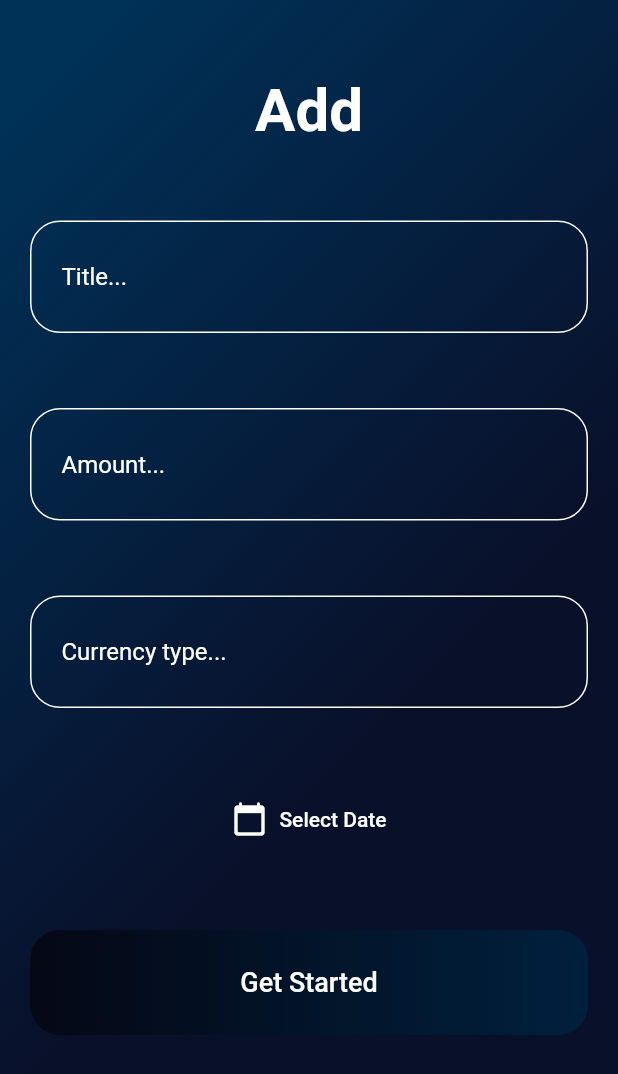
After one commit to adhnanshereef/Outlay, a Flutter app: the Add screen opened directly, on a phone screen of 412 x 824 dp. The commit adds this screen. Shown: the top 1074 px of the screen. Run offline on Flutter 3.47's test engine with Material 2 defaults, Android fonts, the phone set to English and light mode, and no system bars; our stand-ins replace hive_flutter, shared_preferences; accounts and stored records are empty.

Commit message:
Add Page UI is Done

```diff
--- a/lib/db/basic_information/basic_information_db.dart
+++ b/lib/db/basic_information/basic_information_db.dart
@@ -42,8 +42,7 @@ class BasicInformationDB implements BasicInformationDBFunctions {
     if (_user != null) {
       userName = _sharedPreference.getString(username)!;
     }
-    print(
-        ' hi hello ${_sharedPreference.getString(username)} im boom ba $_name');
+
     return _name;
   }
 
@@ -57,12 +56,5 @@ class BasicInformationDB implements BasicInformationDBFunctions {
     final _obj = BasicInformationModel(id: _id, name: newName);
     _db.clear();
     getStared(_obj);
-    // await _sharedPreference.setString(username, newName);
-    // final _user = _sharedPreference.getBool(user);
-    // if (_user != null) {
-    //   userName = newName;
-    // }
-    print(
-        ' hi hello ${_sharedPreference.getString(username)} $newName $username $userName $_id');
   }
 }
--- a/lib/screens/home/home.dart
+++ b/lib/screens/home/home.dart
@@ -1,8 +1,9 @@
 import 'package:flutter/material.dart';
 import 'package:outlay/db/basic_information/basic_information_db.dart';
-import 'package:outlay/screens/home/daily.dart';
-import 'package:outlay/screens/home/monthly.dart';
-import 'package:outlay/screens/home/settings.dart';
+import 'package:outlay/screens/home/pages/views/add.dart';
+import 'package:outlay/screens/home/pages/views/daily.dart';
+import 'package:outlay/screens/home/pages/views/monthly.dart';
+import 'package:outlay/screens/home/pages/settings/settings.dart';
 
 late String userName;
 
@@ -108,7 +109,10 @@ class _HomeState extends State<Home> {
         ),
         floatingActionButton: _currentSelectedIndex != 2
             ? FloatingActionButton(
-                onPressed: () {},
+                onPressed: () {
+                  Navigator.of(context)
+                      .push(MaterialPageRoute(builder: (ctx) => const Add()));
+                },
                 child: const Icon(Icons.add),
                 backgroundColor: const Color(0xFF003157),
               )
--- /dev/null
+++ b/lib/screens/home/pages/views/add.dart
@@ -0,0 +1,203 @@
+import 'package:flutter/material.dart';
+
+class Add extends StatelessWidget {
+  const Add({Key? key}) : super(key: key);
+
+  @override
+  Widget build(BuildContext context) {
+    return Container(
+      decoration: const BoxDecoration(
+        gradient: LinearGradient(
+          stops: [
+            0.10,
+            0.90,
+          ],
+          begin: Alignment.topLeft,
+          end: Alignment.centerRight,
+          colors: [
+            Color(0xFF003157),
+            Color(0xFF09102a),
+          ],
+        ),
+      ),
+      child: Scaffold(
+        backgroundColor: Colors.transparent,
+        body: SafeArea(
+            child: Padding(
+          padding: const EdgeInsets.symmetric(
+            horizontal: 20,
+          ),
+          child: ListView(
+            children: [
+              const SizedBox(
+                height: 50,
+              ),
+              const Center(
+                child: Text(
+                  'Add',
+                  style: TextStyle(
+                    color: Colors.white,
+                    fontSize: 40,
+                    fontWeight: FontWeight.bold,
+                  ),
+                ),
+              ),
+              const SizedBox(
+                height: 50,
+              ),
+              Container(
+                padding: const EdgeInsets.symmetric(horizontal: 20),
+                height: 75,
+                decoration: BoxDecoration(
+                  border: Border.all(
+                    color: Colors.white,
+                  ),
+                  borderRadius: const BorderRadius.all(Radius.circular(20)),
+                ),
+                child: Center(
+                  child: TextFormField(
+                    // controller: _nameController,
+                    style: const TextStyle(color: Colors.white),
+                    decoration: const InputDecoration(
+                      hintText: 'Title...',
+                      hintStyle: TextStyle(color: Colors.white),
+                      border: InputBorder.none,
+                      focusedBorder: InputBorder.none,
+                      enabledBorder: InputBorder.none,
+                      errorBorder: InputBorder.none,
+                      disabledBorder: InputBorder.none,
+                      focusColor: Colors.white,
+                    ),
+                  ),
+                ),
+              ),
+              const SizedBox(
+                height: 50,
+              ),
+              Container(
+                padding: const EdgeInsets.symmetric(horizontal: 20),
+                height: 75,
+                decoration: BoxDecoration(
+                  border: Border.all(
+                    color: Colors.white,
+                  ),
+                  borderRadius: const BorderRadius.all(Radius.circular(20)),
+                ),
+                child: Center(
+                  child: TextFormField(
+                    // controller: _nameController,
+                    style: const TextStyle(color: Colors.white),
+                    decoration: const InputDecoration(
+                      hintText: 'Amount...',
+                      hintStyle: TextStyle(color: Colors.white),
+                      border: InputBorder.none,
+                      focusedBorder: InputBorder.none,
+                      enabledBorder: InputBorder.none,
+                      errorBorder: InputBorder.none,
+                      disabledBorder: InputBorder.none,
+                      focusColor: Colors.white,
+                    ),
+                  ),
+                ),
+              ),
+              const SizedBox(
+                height: 50,
+              ),
+              Container(
+                padding: const EdgeInsets.symmetric(horizontal: 20),
+                height: 75,
+                decoration: BoxDecoration(
+                  border: Border.all(
+                    color: Colors.white,
+                  ),
+                  borderRadius: const BorderRadius.all(Radius.circular(20)),
+                ),
+                child: Center(
+                  child: TextFormField(
+                    // controller: _nameController,
+                    style: const TextStyle(color: Colors.white),
+                    decoration: const InputDecoration(
+                      hintText: 'Currency type...',
+                      hintStyle: TextStyle(color: Colors.white),
+                      border: InputBorder.none,
+                      focusedBorder: InputBorder.none,
+                      enabledBorder: InputBorder.none,
+                      errorBorder: InputBorder.none,
+                      disabledBorder: InputBorder.none,
+                      focusColor: Colors.white,
+                    ),
+                  ),
+                ),
+              ),
+              const SizedBox(
+                height: 50,
+              ),
+              TextButton.icon(
+                onPressed: () {},
+                icon: const Icon(
+                  Icons.calendar_today_rounded,
+                  color: Colors.white,
+                ),
+                label: const Text(
+                  'Select Date',
+                  style: TextStyle(
+                    color: Colors.white,
+                  ),
+                ),
+              ),
+              const SizedBox(
+                height: 50,
+              ),
+              Container(
+                decoration: BoxDecoration(
+                  gradient: const LinearGradient(
+                    stops: [
+                      -0.056,
+                      -0.056,
+                      -0.055,
+                      1.1,
+                    ],
+                    begin: Alignment.centerLeft,
+                    end: Alignment.centerRight,
+                    colors: [
+                      Color(0xFF081521),
+                      Color(0xFF000000),
+                      Color(0xFF050815),
+                      Color(0xFF00203d),
+                    ],
+                  ),
+                  borderRadius: BorderRadius.circular(20),
+                ),
+                child: ElevatedButton(
+                  style: ButtonStyle(
+                    shape: MaterialStateProperty.all<RoundedRectangleBorder>(
+                      RoundedRectangleBorder(
+                        borderRadius: BorderRadius.circular(20.0),
+                      ),
+                    ),
+                    minimumSize: MaterialStateProperty.all(const Size(234, 70)),
+                    backgroundColor:
+                        MaterialStateProperty.all(Colors.transparent),
+                    shadowColor: MaterialStateProperty.all(Colors.transparent),
+                  ),
+                  onPressed: () {},
+                  child: const Text(
+                    'Get Started',
+                    style: TextStyle(
+                      fontSize: 18,
+                      // fontWeight: FontWeight.w700,
+                      color: Colors.white,
+                    ),
+                  ),
+                ),
+              ),
+              const SizedBox(
+                height: 50,
+              ),
+            ],
+          ),
+        )),
+      ),
+    );
+  }
+}
```
Also changed, not shown: lib/screens/home/pages/settings/settings.dart (renamed from lib/screens/home/settings.dart), lib/screens/home/pages/views/daily.dart (renamed from lib/screens/home/daily.dart), lib/screens/home/pages/views/monthly.dart (renamed from lib/screens/home/monthly.dart).
